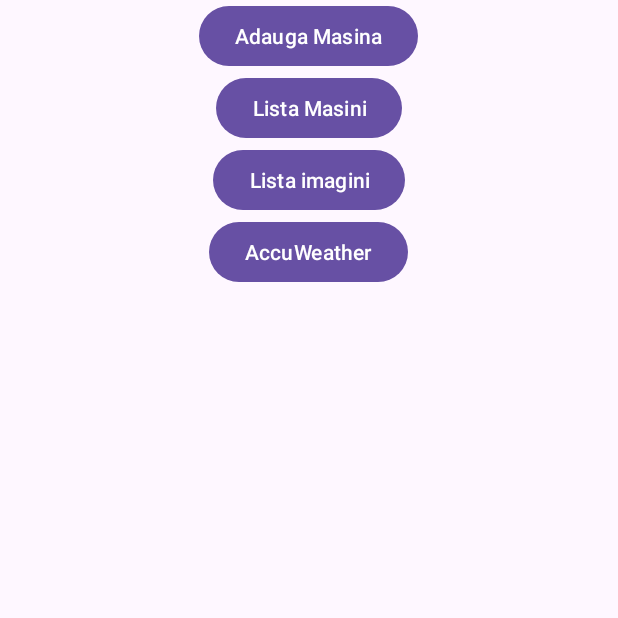
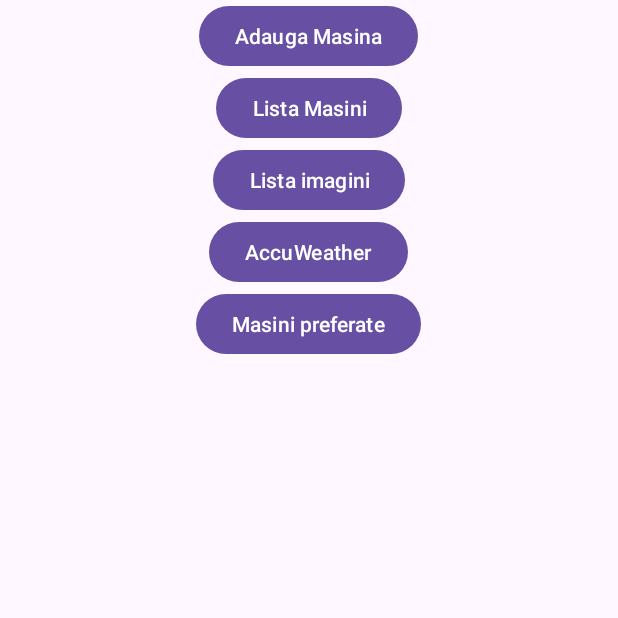
Before and after one commit to raduuw/Radu_Ionut_ActivitateDAM2024, an Android app: the screen it shows after launch (MainActivity), on a phone screen of 412 x 824 dp, the top half of it. Run offline under Robolectric (Android 15) with nearby library versions, the phone set to English and light mode, and no system bars.

Commit message:
lab4+lab5+lab6+lab7+lab8+lab9+lab10+lab11 commit 11

```diff
--- a/Seminar7_DAM/src/main/AndroidManifest.xml
+++ b/Seminar7_DAM/src/main/AndroidManifest.xml
@@ -3,7 +3,6 @@
     xmlns:tools="http://schemas.android.com/tools">
 
     <uses-permission android:name="android.permission.INTERNET" />
-
 
     <application
         android:allowBackup="true"
@@ -15,6 +14,9 @@
         android:supportsRtl="true"
         android:theme="@style/Theme.Seminar7_DAM_2"
         tools:targetApi="31">
+        <activity
+            android:name=".SharedPreferencesList"
+            android:exported="false" />
         <activity
             android:name=".AccuWeatherActivity"
             android:exported="false" />
--- a/Seminar7_DAM/src/main/java/com/example/seminar7_dam_2/MainActivity.java
+++ b/Seminar7_DAM/src/main/java/com/example/seminar7_dam_2/MainActivity.java
@@ -71,6 +71,15 @@ public class MainActivity extends AppCompatActivity {
             }
         });
 
+        Button sharedPreferencesBtn = findViewById(R.id.buttonMasiniPreferate);
+        sharedPreferencesBtn.setOnClickListener(new View.OnClickListener() {
+            @Override
+            public void onClick(View view) {
+                Intent it = new Intent(getApplicationContext(), SharedPreferencesList.class);
+                startActivity(it);
+            }
+        });
+
     }
 
     @Override
--- a/Seminar7_DAM/src/main/res/layout/activity_main.xml
+++ b/Seminar7_DAM/src/main/res/layout/activity_main.xml
@@ -63,5 +63,18 @@
         android:layout_gravity="center_horizontal"
         android:gravity="center"/>
 
+    <Button
+        android:id="@+id/buttonMasiniPreferate"
+        android:layout_width="wrap_content"
+        android:layout_height="wrap_content"
+        android:text="Masini preferate"
+        app:layout_constraintBottom_toBottomOf="parent"
+        app:layout_constraintEnd_toEndOf="parent"
+        app:layout_constraintStart_toStartOf="parent"
+        app:layout_constraintTop_toTopOf="parent"
+        app:layout_constraintVertical_bias="0.705"
+        android:layout_gravity="center_horizontal"
+        android:gravity="center"/>
+
 
 </LinearLayout>
```
Also changed, not shown: Seminar7_DAM/src/main/java/com/example/seminar7_dam_2/AddMasinaActivity.java (+22 -0 lines), Seminar7_DAM/src/main/java/com/example/seminar7_dam_2/MasinaListActivity.java (+18 -5 lines), Seminar7_DAM/src/main/java/com/example/seminar7_dam_2/SharedPreferencesList.java (added, +59 -0 lines), Seminar7_DAM/src/main/res/layout/activity_shared_preferences_list.xml (added, +19 -0 lines).
